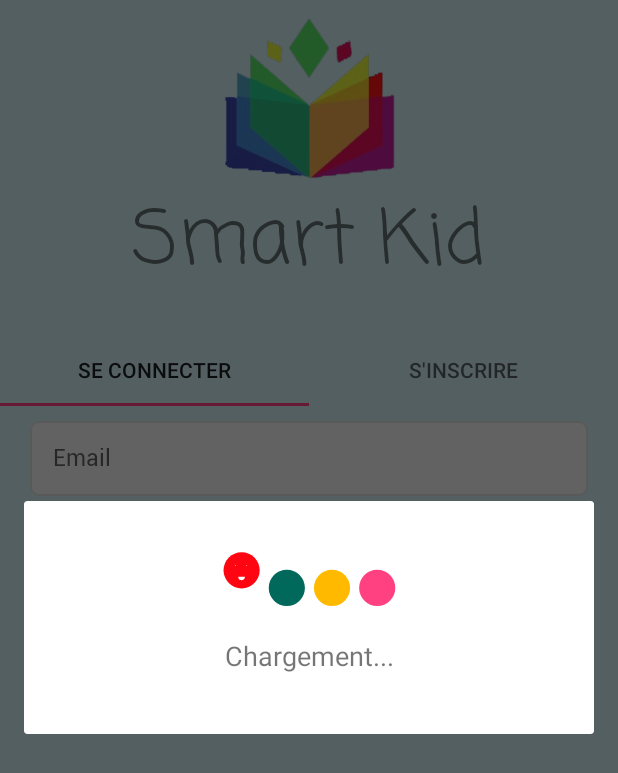
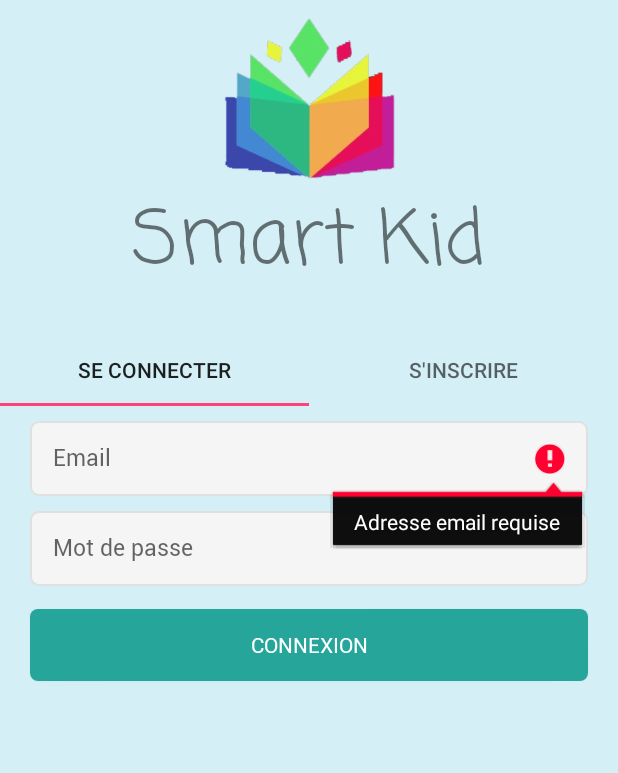
Before and after one commit to HarenaTiavina/m1-mobile, an Android app: the screen it shows after launch (MainActivity), after a tap on "CONNEXION", on a phone screen of 412 x 824 dp. Shown: the top 773 px of the screen. Run offline under Robolectric (Android 15) with nearby library versions, the light colour scheme and no system bars.

Commit message:
[metier][dev] integration login

```diff
--- a/SmartKid/app/src/main/AndroidManifest.xml
+++ b/SmartKid/app/src/main/AndroidManifest.xml
@@ -1,6 +1,8 @@
 <?xml version="1.0" encoding="utf-8"?>
 <manifest xmlns:android="http://schemas.android.com/apk/res/android"
     package="com.smartkid">
+    <uses-permission android:name="android.permission.INTERNET" />
+    <uses-permission android:name="android.permission.ACCESS_NETWORK_STATE" />
 
     <application
         android:allowBackup="true"
@@ -8,7 +10,8 @@
         android:label="@string/app_name"
         android:roundIcon="@mipmap/ic_launcher_round"
         android:supportsRtl="true"
-        android:theme="@style/AppTheme">
+        android:theme="@style/AppTheme"
+        android:usesCleartextTraffic="true">
         <activity
             android:name=".ui.activity.ListeLeconActivity"
             android:theme="@style/AppTheme.NoActionBar"
--- a/SmartKid/app/src/main/java/com/smartkid/datasource/remote/CompteRemoteDataSource.java
+++ b/SmartKid/app/src/main/java/com/smartkid/datasource/remote/CompteRemoteDataSource.java
@@ -4,14 +4,16 @@ import com.smartkid.models.Compte;
 import com.smartkid.utils.ApiResponse;
 import com.smartkid.utils.LoginResponse;
 
+import java.util.Map;
+
 import retrofit2.Call;
 import retrofit2.http.Body;
 import retrofit2.http.POST;
 
 public interface CompteRemoteDataSource {
-    @POST("api/signup")
+    @POST("api/compte/signup")
     Call<ApiResponse<String>> signup(@Body Compte compte);
 
-    @POST("api/login")
-    Call<LoginResponse> login(@Body String email, @Body String password);
+    @POST("api/compte/login")
+    Call<LoginResponse> login(@Body Compte compte);
 }
--- /dev/null
+++ b/SmartKid/app/src/main/java/com/smartkid/domainlayer/Common.java
@@ -0,0 +1,16 @@
+package com.smartkid.domainlayer;
+
+import java.util.regex.Pattern;
+
+public class Common {
+    public static final Pattern VALID_EMAIL_ADDRESS_REGEX = Pattern.compile("^[A-Z0-9._%+-]+@[A-Z0-9.-]+\\.[A-Z]{2,6}$", Pattern.CASE_INSENSITIVE);
+
+    public static int isNullOrEmpty(String... strings){
+        for(int i = 0; i < strings.length; i++){
+            if(strings[i] == null || strings[i].isEmpty()){
+                return i;
+            }
+        }
+        return -1;
+    }
+}
--- a/SmartKid/app/src/main/java/com/smartkid/services/RetrofitHelper.java
+++ b/SmartKid/app/src/main/java/com/smartkid/services/RetrofitHelper.java
@@ -16,7 +16,7 @@ import retrofit2.Retrofit;
 import retrofit2.converter.gson.GsonConverterFactory;
 
 public class RetrofitHelper {
-    public final static String BASE_URL = "http://192.168.8.100:3333/";
+    public final static String BASE_URL = "http://192.168.31.118:3333/";
     static RetrofitHelper instance = new RetrofitHelper();
 
     private Retrofit retrofit;
--- a/SmartKid/app/src/main/java/com/smartkid/ui/activity/LoaderDialog.java
+++ b/SmartKid/app/src/main/java/com/smartkid/ui/activity/LoaderDialog.java
@@ -19,7 +19,7 @@ public class LoaderDialog {
         AlertDialog.Builder builder = new AlertDialog.Builder(activity);
         LayoutInflater inflater = activity.getLayoutInflater();
         builder.setView(inflater.inflate(R.layout.fragment_loader, null));
-        builder.setCancelable(true);
+        builder.setCancelable(false);
         alertDialog = builder.create();
     }
 
--- a/SmartKid/app/src/main/java/com/smartkid/ui/activity/MainViewModel.java
+++ b/SmartKid/app/src/main/java/com/smartkid/ui/activity/MainViewModel.java
@@ -2,20 +2,28 @@ package com.smartkid.ui.activity;
 
 import android.app.Activity;
 import android.app.Application;
+import android.widget.EditText;
+import android.widget.Toast;
 
 import androidx.lifecycle.AndroidViewModel;
 import androidx.lifecycle.LiveData;
 
 import com.smartkid.datasource.remote.CompteRemoteDataSource;
 import com.smartkid.datasource.remote.ProfilRemoteDataSource;
+import com.smartkid.domainlayer.Common;
 import com.smartkid.models.Compte;
 import com.smartkid.models.Profil;
 import com.smartkid.repositories.ProfilRepository;
 import com.smartkid.services.RetrofitHelper;
 import com.smartkid.utils.ApiResponse;
+import com.smartkid.utils.AppException;
 import com.smartkid.utils.LoginResponse;
+import com.smartkid.utils.Serializer;
 
+import java.util.HashMap;
 import java.util.List;
+import java.util.Map;
+import java.util.regex.Matcher;
 
 import retrofit2.Call;
 import retrofit2.Callback;
@@ -38,19 +46,59 @@ public class MainViewModel extends AndroidViewModel {
         this.loader = loader;
     }
 
-    public void signup(String email, String password){
-        Call<LoginResponse> callLogin = compteApi.login(email, password);
+    public void login(EditText email, EditText password){
+        loader.show();
+        try {
+            String emailValue = email.getText().toString();
+            String passwordValue = password.getText().toString();
+
+            int checkEmail = Common.isNullOrEmpty(emailValue);
+            int checkPassword = Common.isNullOrEmpty(passwordValue);
+            if (checkEmail > -1) throw new AppException("Adresse email requise", 0);
+            if (checkPassword > -1) throw new AppException("Mot de passe requis", 1);
+
+            Matcher matcher = Common.VALID_EMAIL_ADDRESS_REGEX.matcher(emailValue);
+            if(!matcher.find()) throw new AppException("Veuillez saisir une adresse email valide", 0);
+
+            Compte compte = new Compte();
+            compte.setEmail(emailValue);
+            compte.setPassword(passwordValue);
+            Call<LoginResponse> callLogin = compteApi.login(compte);
             callLogin.enqueue(new Callback<LoginResponse>() {
                 @Override
                 public void onResponse(Call<LoginResponse> call, Response<LoginResponse> response) {
-
+                    try{
+                        LoginResponse res = response.body();
+                        if(res == null) throw new Exception("Réponse null");
+                        if(res.getStatus().compareTo("error") == 0) throw new Exception(res.getError());
+                        Serializer.serialize(res, "credentials.bin", getApplication());
+                    }
+                    catch(Exception ex){
+                        ex.printStackTrace();
+                        Toast.makeText(getApplication(), ex.getMessage(), Toast.LENGTH_SHORT).show();
+                    }
                 }
 
                 @Override
                 public void onFailure(Call<LoginResponse> call, Throwable t) {
-
+                    Toast.makeText(getApplication(), t.getMessage(), Toast.LENGTH_SHORT).show();
                 }
             });
+        }
+        catch (AppException appEx) {
+            switch (appEx.getKey()) {
+                case 0:
+                    email.setError(appEx.getMessage());
+                    break;
+                case 1:
+                    password.setError(appEx.getMessage());
+                    break;
+            }
+        }
+        catch(Exception ex){
+            Toast.makeText(getApplication(), ex.getMessage(), Toast.LENGTH_SHORT).show();
+        }
+        loader.dismiss();
     }
 
     public void register(Compte compte){
--- a/SmartKid/app/src/main/java/com/smartkid/ui/fragment/LoginFragment.java
+++ b/SmartKid/app/src/main/java/com/smartkid/ui/fragment/LoginFragment.java
@@ -10,6 +10,7 @@ import android.view.LayoutInflater;
 import android.view.View;
 import android.view.ViewGroup;
 import android.widget.Button;
+import android.widget.EditText;
 
 import com.smartkid.MainActivity;
 import com.smartkid.R;
@@ -25,6 +26,8 @@ import java.sql.Timestamp;
  */
 public class LoginFragment extends Fragment {
     MainViewModel mainViewModel;
+    EditText email;
+    EditText password;
 
     // TODO: Rename parameter arguments, choose names that match
     // the fragment initialization parameters, e.g. ARG_ITEM_NUMBER
@@ -78,15 +81,13 @@ public class LoginFragment extends Fragment {
     public void onViewCreated(View view, Bundle savedInstanceState) {
         super.onViewCreated(view, savedInstanceState);
 
-        //Button btn = view.findViewById(R.id.btn_login);
-        /*btn.setOnClickListener(new View.OnClickListener() {
-            @Override
-            public void onClick(View view) {
-                Profil p = new Profil(String.valueOf(System.currentTimeMillis()),"Jean Jacques", Timestamp.valueOf("2022-04-12 18:18:23.577"), true, true, new Timestamp(System.currentTimeMillis()));
-                LoginFragment.this.mainViewModel.insertProfil(p);
-            }
-        });*/
+        initComponent(view);
         setEventListener(view);
+    }
+
+    private void initComponent(View view){
+        email = view.findViewById(R.id.et_email_signup);
+        password = view.findViewById(R.id.et_password_signup);
     }
 
     public void setEventListener(View v){
@@ -94,7 +95,7 @@ public class LoginFragment extends Fragment {
         btnLogin.setOnClickListener(new View.OnClickListener() {
             @Override
             public void onClick(View view) {
-                mainViewModel.getLoader().show();
+                mainViewModel.login(email, password);
             }
         });
     }
--- /dev/null
+++ b/SmartKid/app/src/main/java/com/smartkid/utils/AppException.java
@@ -0,0 +1,14 @@
+package com.smartkid.utils;
+
+public class AppException extends Exception{
+    private int key;
+
+    public AppException(String message, int key){
+        super(message);
+        this.key = key;
+    }
+
+    public int getKey() {
+        return key;
+    }
+}
--- a/SmartKid/app/src/main/java/com/smartkid/utils/Serializer.java
+++ b/SmartKid/app/src/main/java/com/smartkid/utils/Serializer.java
@@ -12,7 +12,7 @@ public class Serializer {
     public static void serialize(Object obj, String filename, Context context) throws IOException {
         ObjectOutputStream oos = null;
         try{
-            FileOutputStream fos = context.openFileOutput("tmp/"+filename, Context.MODE_PRIVATE);
+            FileOutputStream fos = context.openFileOutput(filename, Context.MODE_PRIVATE);
             oos =  new ObjectOutputStream(fos);
             oos.writeObject(obj);
             oos.flush();
@@ -30,7 +30,7 @@ public class Serializer {
         Object value;
         ObjectInputStream ois = null;
         try{
-            FileInputStream fis = context.openFileInput("tmp/"+filename);
+            FileInputStream fis = context.openFileInput(filename);
             ois = new ObjectInputStream(fis);
             value = ois.readObject();
         }
--- a/SmartKid/app/src/main/res/layout/fragment_login.xml
+++ b/SmartKid/app/src/main/res/layout/fragment_login.xml
@@ -8,10 +8,10 @@
     android:orientation="vertical">
 
     <EditText
-        android:id="@+id/et_email"
+        android:id="@+id/et_email_signup"
         android:layout_width="match_parent"
         android:layout_height="50dp"
-        android:layout_above="@id/et_password"
+        android:layout_above="@id/et_password_signup"
         android:layout_marginLeft="20dp"
         android:layout_marginTop="10dp"
         android:layout_marginRight="20dp"
@@ -23,7 +23,7 @@
         android:textSize="15sp" />
 
     <EditText
-        android:id="@+id/et_password"
+        android:id="@+id/et_password_signup"
         android:layout_width="match_parent"
         android:layout_height="50dp"
         android:layout_centerInParent="true"
@@ -41,7 +41,7 @@
         android:id="@+id/btn_login"
         android:layout_width="match_parent"
         android:layout_height="wrap_content"
-        android:layout_below="@id/et_password"
+        android:layout_below="@id/et_password_signup"
         android:layout_marginLeft="20dp"
         android:layout_marginTop="15dp"
         android:layout_marginRight="20dp"
```
Also changed, not shown: SmartKid/app/src/main/java/com/smartkid/utils/LoginResponse.java (+6 -1 lines), SmartKid/app/src/main/res/layout/fragment_register.xml (+4 -4 lines). Lines whose indentation alone changed are shown as unchanged.
